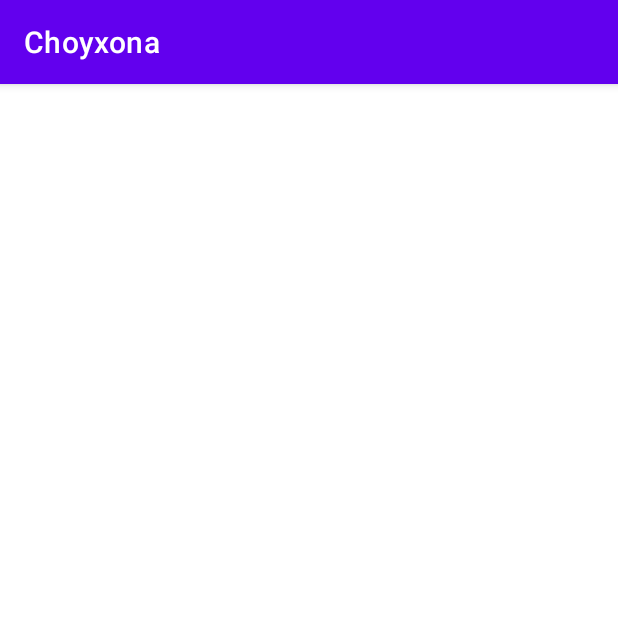
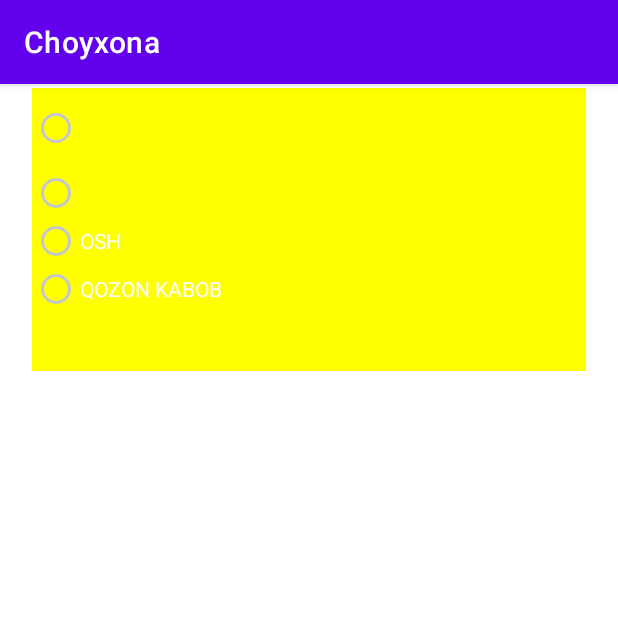
Before and after one commit to Najot-Talim-Android1/Choyxona_Shuhratjon, an Android app: the BookingListActivity screen opened directly, with no data from a screen before it, on a phone screen of 412 x 824 dp, the top half of it. Run offline under Robolectric (Android 15) with nearby library versions, the phone set to English and light mode, and no system bars; 3 statements that could not run were skipped.

Commit message:
Implementation list

```diff
--- a/app/src/main/java/uz/najottalim/choyxona/BookingListActivity.java
+++ b/app/src/main/java/uz/najottalim/choyxona/BookingListActivity.java
@@ -2,7 +2,12 @@ package uz.najottalim.choyxona;
 
 import androidx.appcompat.app.AppCompatActivity;
 
+import android.graphics.Color;
 import android.os.Bundle;
+import android.view.ViewGroup;
+import android.widget.LinearLayout;
+import android.widget.RadioButton;
+import android.widget.TextView;
 
 public class BookingListActivity extends AppCompatActivity {
 
@@ -10,5 +15,50 @@ public class BookingListActivity extends AppCompatActivity {
     protected void onCreate(Bundle savedInstanceState) {
         super.onCreate(savedInstanceState);
         setContentView(R.layout.activity_booking_list);
+
+        LinearLayout bookingListRootLayout = findViewById(R.id.bookingList_root_layout);
+
+        for (int i = 0; i < Choyxona.getAddBooking().size(); i++) {
+
+            LinearLayout itemLayout = new LinearLayout(getApplicationContext());
+
+
+            RadioButton room1RadioBatton = new RadioButton(getApplicationContext());
+            RadioButton room2RadioBatton = new RadioButton(getApplicationContext());
+            RadioButton oshRadioBatton = new RadioButton(getApplicationContext());
+            RadioButton qozonKabobRadioBatton = new RadioButton(getApplicationContext());
+            TextView numberOfPeopleText = new TextView(getApplicationContext());
+            TextView dateText = new TextView(getApplicationContext());
+
+
+            room1RadioBatton.setTextSize(40F);
+            room1RadioBatton.setTextColor(Color.BLACK);
+
+            LinearLayout.LayoutParams params = new LinearLayout.LayoutParams(ViewGroup.LayoutParams.MATCH_PARENT, ViewGroup.LayoutParams.WRAP_CONTENT);
+
+            params.setMargins(32, 4, 32, 4);
+
+
+            room1RadioBatton.setText(Choyxona.getAddBooking().get(i).getRoom1());
+            room2RadioBatton.setText(Choyxona.getAddBooking().get(i).getRoom2());
+            oshRadioBatton.setText(Choyxona.getAddBooking().get(i).getosh());
+            qozonKabobRadioBatton.setText(Choyxona.getAddBooking().get(i).getqozonKabob());
+            numberOfPeopleText.setText(Choyxona.getAddBooking().get(i).getNumberOfPeople());
+            dateText.setText(Choyxona.getAddBooking().get(i).getDate());
+
+            itemLayout.addView(room1RadioBatton);
+            itemLayout.addView(room2RadioBatton);
+            itemLayout.addView(oshRadioBatton);
+            itemLayout.addView(qozonKabobRadioBatton);
+            itemLayout.addView(numberOfPeopleText);
+            itemLayout.addView(dateText);
+            itemLayout.setBackgroundColor(Color.YELLOW);
+            itemLayout.setLayoutParams(params);
+            itemLayout.setOrientation(LinearLayout.VERTICAL);
+
+            bookingListRootLayout.addView(itemLayout);
+
+
+        }
     }
 }
--- a/app/src/main/res/layout/activity_booking_list.xml
+++ b/app/src/main/res/layout/activity_booking_list.xml
@@ -1,12 +1,10 @@
 <?xml version="1.0" encoding="utf-8"?>
 <ScrollView xmlns:android="http://schemas.android.com/apk/res/android"
-    xmlns:app="http://schemas.android.com/apk/res-auto"
-    xmlns:tools="http://schemas.android.com/tools"
     android:layout_width="match_parent"
-    android:layout_height="match_parent"
-    tools:context=".BookingListActivity">
+    android:layout_height="match_parent">
 
     <LinearLayout
+        xmlns:app="http://schemas.android.com/apk/res-auto"
         xmlns:tools="http://schemas.android.com/tools"
         android:id="@+id/bookingList_root_layout"
         android:layout_width="match_parent"
```
Also changed, not shown: app/src/main/java/uz/najottalim/choyxona/AddBookingActivity.java (+10 -0 lines), app/src/main/java/uz/najottalim/choyxona/Choyxona.java (+13 -13 lines), app/src/main/res/layout/activity_main.xml (+10 -0 lines).
